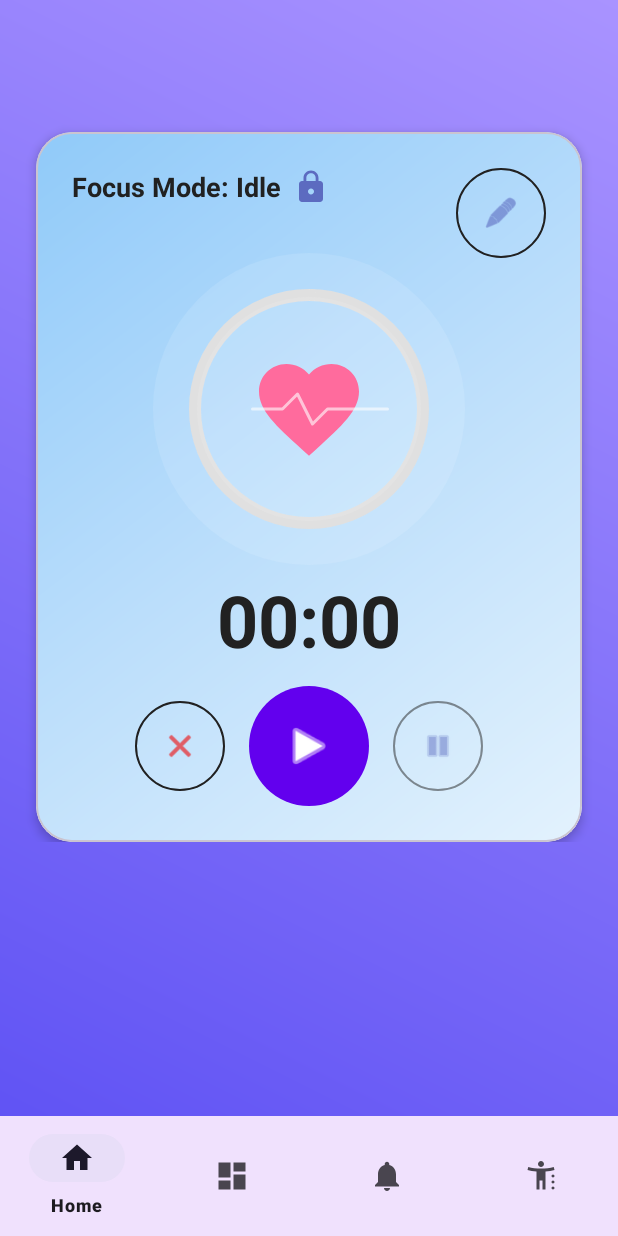
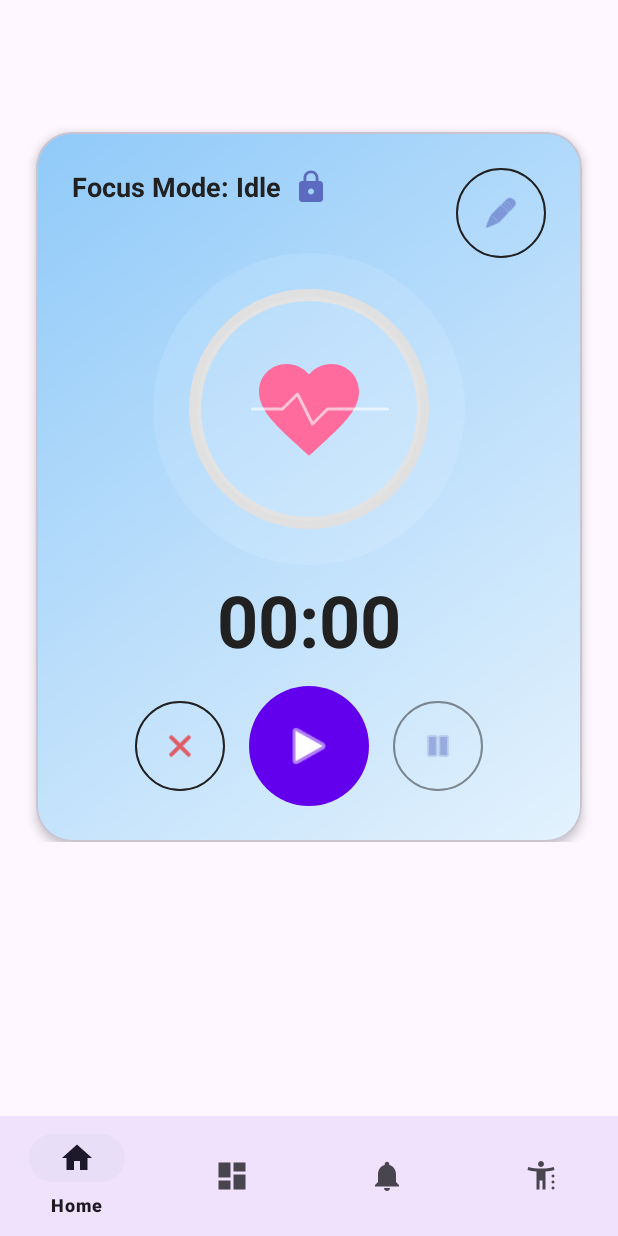
Before and after one commit to LucAir/Mobile-and-Wearable, an Android app: the MainActivity screen opened directly, with no data from a screen before it, on a phone screen of 412 x 824 dp. Run offline under Robolectric (Android 15) with nearby library versions, the phone set to English and light mode, and no system bars; our stand-ins replace Room's generated code, navigation-ui.

Commit message:
fix: change colour

```diff
--- a/app/src/main/res/layout/activity_main.xml
+++ b/app/src/main/res/layout/activity_main.xml
@@ -4,8 +4,7 @@
     android:id="@+id/container"
     android:layout_width="match_parent"
     android:layout_height="match_parent"
-    android:paddingTop="?attr/actionBarSize"
-    android:background="@drawable/bg_gradient">
+    android:paddingTop="?attr/actionBarSize">
 
     <com.google.android.material.bottomnavigation.BottomNavigationView
         android:id="@+id/nav_view"
```
